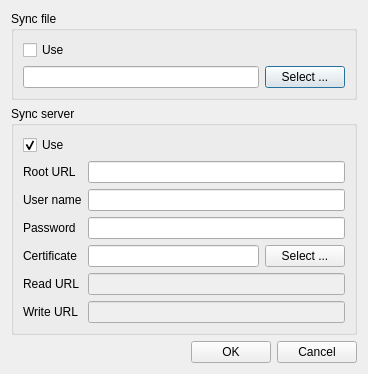
607011/Qt-SESAM, file optionsdialog.ui: the form before one commit.
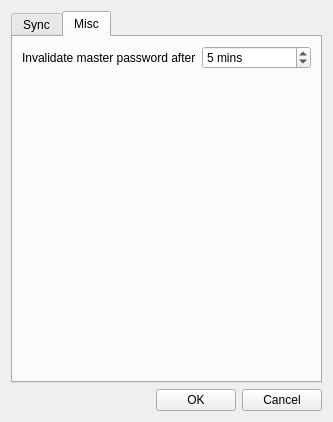
The form after the commit.

Commit message: Master password invalidation time can be selected in `OptionsDialog`.

```diff
--- a/optionsdialog.ui
+++ b/optionsdialog.ui
@@ -6,13 +6,23 @@
    <rect>
     <x>0</x>
     <y>0</y>
-    <width>368</width>
-    <height>355</height>
+    <width>333</width>
+    <height>400</height>
    </rect>
   </property>
   <property name="windowTitle">
    <string>Options</string>
   </property>
+  <layout class="QVBoxLayout" name="verticalLayout_5">
+   <item>
+    <widget class="QTabWidget" name="tabWidget">
+     <property name="currentIndex">
+      <number>1</number>
+     </property>
+     <widget class="QWidget" name="tab">
+      <attribute name="title">
+       <string>Sync</string>
+      </attribute>
   <layout class="QVBoxLayout" name="verticalLayout_3">
    <item>
     <widget class="QGroupBox" name="groupBox_2">
@@ -167,6 +177,70 @@
     </widget>
    </item>
    <item>
+        <spacer name="verticalSpacer">
+         <property name="orientation">
+          <enum>Qt::Vertical</enum>
+         </property>
+         <property name="sizeHint" stdset="0">
+          <size>
+           <width>20</width>
+           <height>0</height>
+          </size>
+         </property>
+        </spacer>
+       </item>
+      </layout>
+     </widget>
+     <widget class="QWidget" name="tab_2">
+      <attribute name="title">
+       <string>Misc</string>
+      </attribute>
+      <layout class="QVBoxLayout" name="verticalLayout_4">
+       <item>
+        <layout class="QFormLayout" name="formLayout_2">
+         <item row="0" column="0">
+          <widget class="QLabel" name="label_7">
+           <property name="text">
+            <string>Invalidate master password after</string>
+           </property>
+          </widget>
+         </item>
+         <item row="0" column="1">
+          <widget class="QSpinBox" name="masterPasswordInvalidationTimeMinsSpinBox">
+           <property name="suffix">
+            <string> mins</string>
+           </property>
+           <property name="minimum">
+            <number>1</number>
+           </property>
+           <property name="maximum">
+            <number>1440</number>
+           </property>
+           <property name="value">
+            <number>5</number>
+           </property>
+          </widget>
+         </item>
+        </layout>
+       </item>
+       <item>
+        <spacer name="verticalSpacer_2">
+         <property name="orientation">
+          <enum>Qt::Vertical</enum>
+         </property>
+         <property name="sizeHint" stdset="0">
+          <size>
+           <width>20</width>
+           <height>276</height>
+          </size>
+         </property>
+        </spacer>
+       </item>
+      </layout>
+     </widget>
+    </widget>
+   </item>
+   <item>
     <layout class="QHBoxLayout" name="horizontalLayout">
      <item>
       <spacer name="horizontalSpacer">
@@ -197,19 +271,6 @@
      </item>
     </layout>
    </item>
-   <item>
-    <spacer name="verticalSpacer">
-     <property name="orientation">
-      <enum>Qt::Vertical</enum>
-     </property>
-     <property name="sizeHint" stdset="0">
-      <size>
-       <width>20</width>
-       <height>40</height>
-      </size>
-     </property>
-    </spacer>
-   </item>
   </layout>
  </widget>
  <tabstops>
```
Lines whose indentation alone changed are shown as unchanged. The commit also changes 3 other files.
